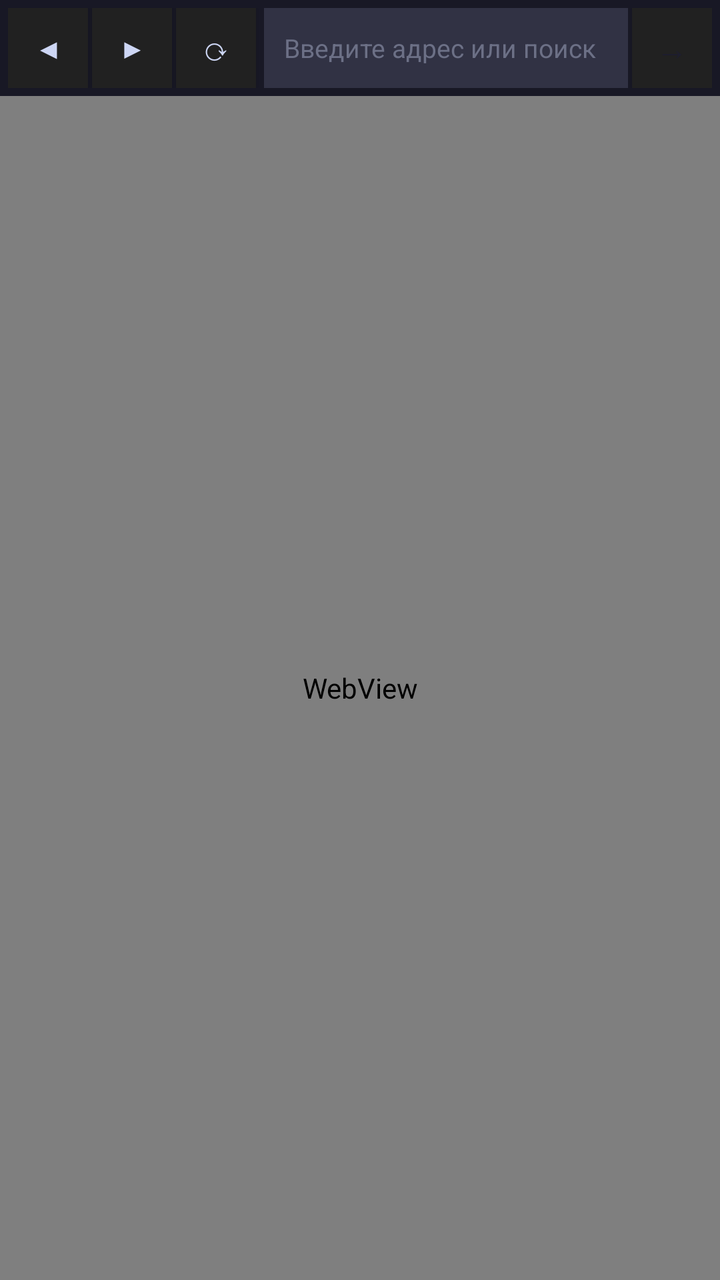
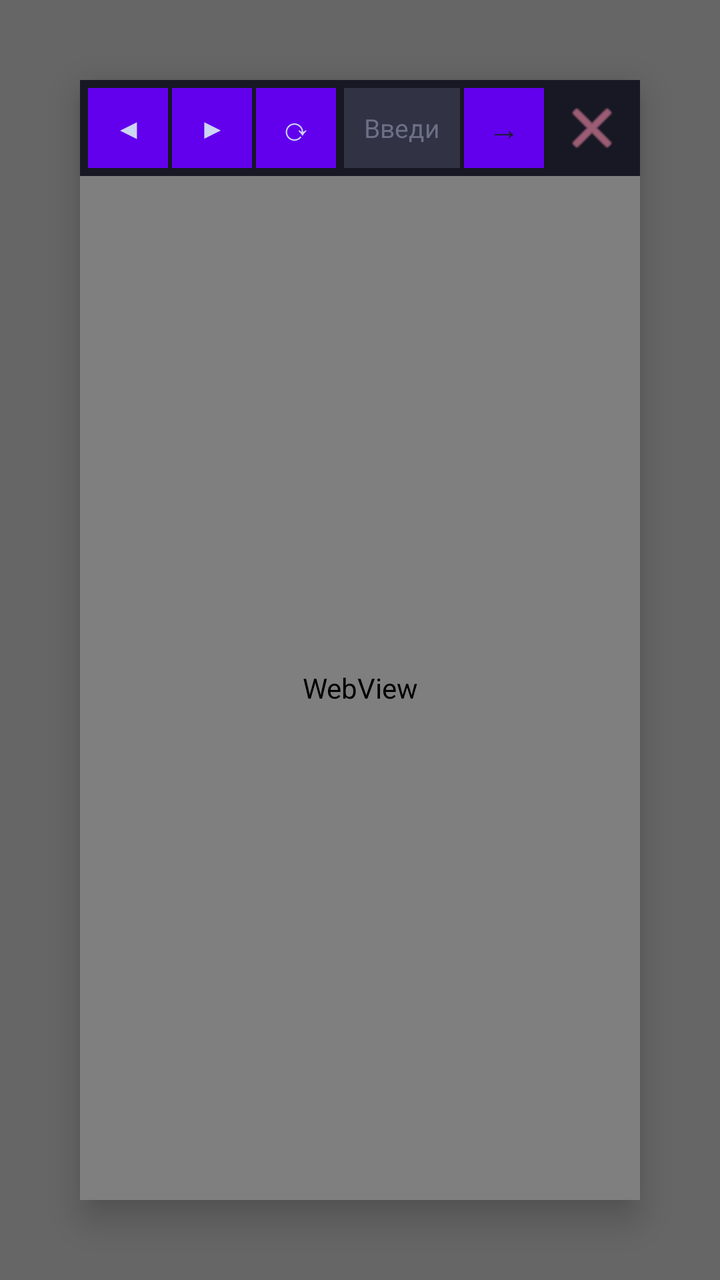

Before-and-after screenshots of an Android layout around one commit, followed by the original layout XML and the change that was made.
<!-- AndroidManifest.xml: activity theme Theme.FileServerAndroid.Browser -->
<!-- res/layout/activity_browser.xml -->
<?xml version="1.0" encoding="utf-8"?>
<LinearLayout xmlns:android="http://schemas.android.com/apk/res/android"
    android:layout_width="match_parent"
    android:layout_height="match_parent"
    android:orientation="vertical"
    android:background="#1e1e2e">

    
    <LinearLayout
        android:layout_width="match_parent"
        android:layout_height="wrap_content"
        android:orientation="horizontal"
        android:background="#181825"
        android:padding="4dp"
        android:gravity="center_vertical">

        <Button
            android:id="@+id/brBack"
            android:layout_width="40dp"
            android:layout_height="40dp"
            android:text="◀"
            android:textColor="#cdd6f4"
            android:background="#313244"
            android:textSize="14sp"
            android:minWidth="0dp"
            android:padding="0dp"/>

        <Button
            android:id="@+id/brFwd"
            android:layout_width="40dp"
            android:layout_height="40dp"
            android:layout_marginStart="2dp"
            android:text="▶"
            android:textColor="#cdd6f4"
            android:background="#313244"
            android:textSize="14sp"
            android:minWidth="0dp"
            android:padding="0dp"/>

        <Button
            android:id="@+id/brReload"
            android:layout_width="40dp"
            android:layout_height="40dp"
            android:layout_marginStart="2dp"
            android:text="⟳"
            android:textColor="#cdd6f4"
            android:background="#313244"
            android:textSize="16sp"
            android:minWidth="0dp"
            android:padding="0dp"/>

        <EditText
            android:id="@+id/brAddress"
            android:layout_width="0dp"
            android:layout_height="40dp"
            android:layout_weight="1"
            android:layout_marginStart="4dp"
            android:background="#313244"
            android:textColor="#cdd6f4"
            android:textSize="13sp"
            android:singleLine="true"
            android:paddingHorizontal="10dp"
            android:hint="Введите адрес или поиск"
            android:textColorHint="#6c7086"
            android:inputType="textUri"
            android:imeOptions="actionGo"/>

        <Button
            android:id="@+id/brGo"
            android:layout_width="40dp"
            android:layout_height="40dp"
            android:layout_marginStart="2dp"
            android:text="→"
            android:textColor="#1e1e2e"
            android:background="#89b4fa"
            android:textSize="16sp"
            android:minWidth="0dp"
            android:padding="0dp"/>
    </LinearLayout>

    <ProgressBar
        android:id="@+id/brProgress"
        style="?android:attr/progressBarStyleHorizontal"
        android:layout_width="match_parent"
        android:layout_height="3dp"
        android:progressTint="#a6e3a1"
        android:visibility="gone"/>

    <WebView
        android:id="@+id/brWebView"
        android:layout_width="match_parent"
        android:layout_height="0dp"
        android:layout_weight="1"/>
</LinearLayout>
<!-- resources referenced by this layout -->
<resources>
  <style name="Theme.FileServerAndroid.Browser" parent="Theme.MaterialComponents.DayNight.DarkActionBar">
          <item name="android:windowFullscreen">false</item>
          <item name="android:windowNoTitle">false</item>
          <item name="android:windowActionBar">true</item>
          <item name="android:statusBarColor">#181825</item>
          <item name="android:windowBackground">#1e1e2e</item>
      </style>
</resources>

<!-- the commit's change to res/layout/activity_browser.xml (unified diff, before → after) -->
@@ -1,94 +1,111 @@
 <?xml version="1.0" encoding="utf-8"?>
-<LinearLayout xmlns:android="http://schemas.android.com/apk/res/android"
+<FrameLayout xmlns:android="http://schemas.android.com/apk/res/android"
     android:layout_width="match_parent"
     android:layout_height="match_parent"
-    android:orientation="vertical"
-    android:background="#1e1e2e">
+    android:background="#99000000">
 
-    
     <LinearLayout
         android:layout_width="match_parent"
-        android:layout_height="wrap_content"
-        android:orientation="horizontal"
-        android:background="#181825"
-        android:padding="4dp"
-        android:gravity="center_vertical">
+        android:layout_height="match_parent"
+        android:layout_margin="40dp"
+        android:orientation="vertical"
+        android:background="@drawable/bg_browser_window"
+        android:elevation="10dp">
 
-        <Button
-            android:id="@+id/brBack"
-            android:layout_width="40dp"
-            android:layout_height="40dp"
-            android:text="◀"
-            android:textColor="#cdd6f4"
-            android:background="#313244"
-            android:textSize="14sp"
-            android:minWidth="0dp"
-            android:padding="0dp"/>
+        <LinearLayout
+            android:layout_width="match_parent"
+            android:layout_height="wrap_content"
+            android:orientation="horizontal"
+            android:background="#181825"
+            android:padding="4dp"
+            android:gravity="center_vertical">
 
-        <Button
-            android:id="@+id/brFwd"
-            android:layout_width="40dp"
-            android:layout_height="40dp"
-            android:layout_marginStart="2dp"
-            android:text="▶"
-            android:textColor="#cdd6f4"
-            android:background="#313244"
-            android:textSize="14sp"
-            android:minWidth="0dp"
-            android:padding="0dp"/>
+            <Button
+                android:id="@+id/brBack"
+                android:layout_width="40dp"
+                android:layout_height="40dp"
+                android:text="◀"
+                android:textColor="#cdd6f4"
+                android:background="#313244"
+                android:textSize="14sp"
+                android:minWidth="0dp"
+                android:padding="0dp"/>
 
-        <Button
-            android:id="@+id/brReload"
-            android:layout_width="40dp"
-            android:layout_height="40dp"
-            android:layout_marginStart="2dp"
-            android:text="⟳"
-            android:textColor="#cdd6f4"
-            android:background="#313244"
-            android:textSize="16sp"
-            android:minWidth="0dp"
-            android:padding="0dp"/>
+            <Button
+                android:id="@+id/brFwd"
+                android:layout_width="40dp"
+                android:layout_height="40dp"
+                android:layout_marginStart="2dp"
+                android:text="▶"
+                android:textColor="#cdd6f4"
+                android:background="#313244"
+                android:textSize="14sp"
+                android:minWidth="0dp"
+                android:padding="0dp"/>
 
-        <EditText
-            android:id="@+id/brAddress"
-            android:layout_width="0dp"
-            android:layout_height="40dp"
-            android:layout_weight="1"
-            android:layout_marginStart="4dp"
-            android:background="#313244"
-            android:textColor="#cdd6f4"
-            android:textSize="13sp"
-            android:singleLine="true"
-            android:paddingHorizontal="10dp"
-            android:hint="Введите адрес или поиск"
-            android:textColorHint="#6c7086"
-            android:inputType="textUri"
-            android:imeOptions="actionGo"/>
+            <Button
+                android:id="@+id/brReload"
+                android:layout_width="40dp"
+                android:layout_height="40dp"
+                android:layout_marginStart="2dp"
+                android:text="⟳"
+                android:textColor="#cdd6f4"
+                android:background="#313244"
+                android:textSize="16sp"
+                android:minWidth="0dp"
+                android:padding="0dp"/>
 
-        <Button
-            android:id="@+id/brGo"
-            android:layout_width="40dp"
-            android:layout_height="40dp"
-            android:layout_marginStart="2dp"
-            android:text="→"
-            android:textColor="#1e1e2e"
-            android:background="#89b4fa"
-            android:textSize="16sp"
-            android:minWidth="0dp"
-            android:padding="0dp"/>
+            <EditText
+                android:id="@+id/brAddress"
+                android:layout_width="0dp"
+                android:layout_height="40dp"
+                android:layout_weight="1"
+                android:layout_marginStart="4dp"
+                android:background="#313244"
+                android:textColor="#cdd6f4"
+                android:textSize="13sp"
+                android:singleLine="true"
+                android:paddingHorizontal="10dp"
+                android:hint="Введите адрес или поиск"
+                android:textColorHint="#6c7086"
+                android:inputType="textUri"
+                android:imeOptions="actionGo"/>
+
+            <Button
+                android:id="@+id/brGo"
+                android:layout_width="40dp"
+                android:layout_height="40dp"
+                android:layout_marginStart="2dp"
+                android:text="→"
+                android:textColor="#1e1e2e"
+                android:background="#89b4fa"
+                android:textSize="16sp"
+                android:minWidth="0dp"
+                android:padding="0dp"/>
+
+            <ImageButton
+                android:id="@+id/brClose"
+                android:layout_width="40dp"
+                android:layout_height="40dp"
+                android:layout_marginStart="4dp"
+                android:background="?attr/selectableItemBackgroundBorderless"
+                android:src="@android:drawable/ic_menu_close_clear_cancel"
+                android:tint="#f38ba8"
+                android:contentDescription="Закрыть"/>
+        </LinearLayout>
+
+        <ProgressBar
+            android:id="@+id/brProgress"
+            style="?android:attr/progressBarStyleHorizontal"
+            android:layout_width="match_parent"
+            android:layout_height="3dp"
+            android:progressTint="#a6e3a1"
+            android:visibility="gone"/>
+
+        <WebView
+            android:id="@+id/brWebView"
+            android:layout_width="match_parent"
+            android:layout_height="0dp"
+            android:layout_weight="1"/>
     </LinearLayout>
-
-    <ProgressBar
-        android:id="@+id/brProgress"
-        style="?android:attr/progressBarStyleHorizontal"
-        android:layout_width="match_parent"
-        android:layout_height="3dp"
-        android:progressTint="#a6e3a1"
-        android:visibility="gone"/>
-
-    <WebView
-        android:id="@+id/brWebView"
-        android:layout_width="match_parent"
-        android:layout_height="0dp"
-        android:layout_weight="1"/>
-</LinearLayout>
+</FrameLayout>
<!-- resource entries referenced after the edit -->
@@ -1,11 +1,18 @@
 <!-- resources referenced by this layout -->
 <resources>
-  <style name="Theme.FileServerAndroid.Browser" parent="Theme.MaterialComponents.DayNight.DarkActionBar">
-          <item name="android:windowFullscreen">false</item>
-          <item name="android:windowNoTitle">false</item>
-          <item name="android:windowActionBar">true</item>
-          <item name="android:statusBarColor">#181825</item>
-          <item name="android:windowBackground">#1e1e2e</item>
+  <!-- drawable bg_browser_window (drawable) -->
+  <?xml version="1.0" encoding="utf-8"?>
+  <shape xmlns:android="http://schemas.android.com/apk/res/android"
+      android:shape="rectangle">
+      <solid android:color="#1e1e2e" />
+      <corners android:radius="12dp" />
+      <stroke android:width="1dp" android:color="#45475a" />
+  </shape>
+  <style name="Theme.FileServerAndroid.Browser" parent="Theme.MaterialComponents.DayNight.NoActionBar">
+          <item name="android:windowBackground">@android:color/transparent</item>
+          <item name="android:windowIsTranslucent">true</item>
+          <item name="android:windowNoTitle">true</item>
+          <item name="android:backgroundDimEnabled">true</item>
       </style>
 </resources>
 
